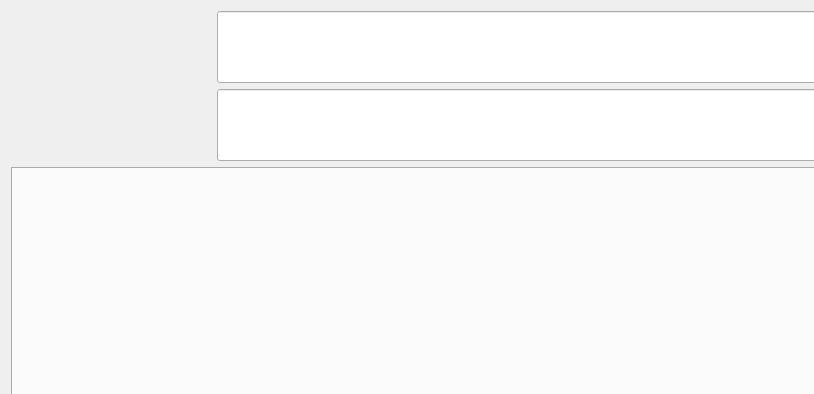
This is iDom_Client/idom_client.ui in cyniu88/QT_kurs as Qt 5 draws it before an edit; both pictures show x 0 to 814 and y 0 to 394 of the 1280 by 800 pixel window. The edited form follows.
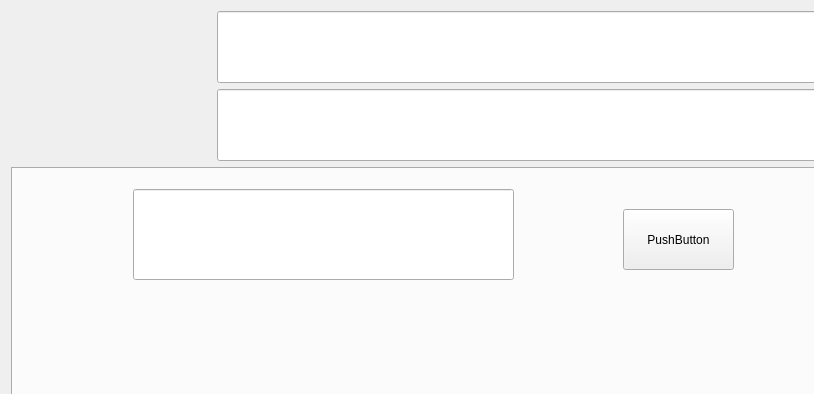
This is the edited form. Icons and pictures are not drawn.

Diff of the .ui file:
```diff
--- a/iDom_Client/idom_client.ui
+++ b/iDom_Client/idom_client.ui
@@ -78,8 +78,32 @@
        <attribute name="title">
         <string>Tab 1</string>
        </attribute>
-       <zorder></zorder>
-       <zorder></zorder>
+       <widget class="QLineEdit" name="lineEdit">
+        <property name="geometry">
+         <rect>
+          <x>120</x>
+          <y>20</y>
+          <width>381</width>
+          <height>91</height>
+         </rect>
+        </property>
+        <property name="clearButtonEnabled">
+         <bool>true</bool>
+        </property>
+       </widget>
+       <widget class="QPushButton" name="pushButton">
+        <property name="geometry">
+         <rect>
+          <x>610</x>
+          <y>40</y>
+          <width>111</width>
+          <height>61</height>
+         </rect>
+        </property>
+        <property name="text">
+         <string>PushButton</string>
+        </property>
+       </widget>
       </widget>
       <widget class="QWidget" name="tab_2">
        <attribute name="title">
```
Left out of the diff: 3 changed lines with no effect on the pictures.
